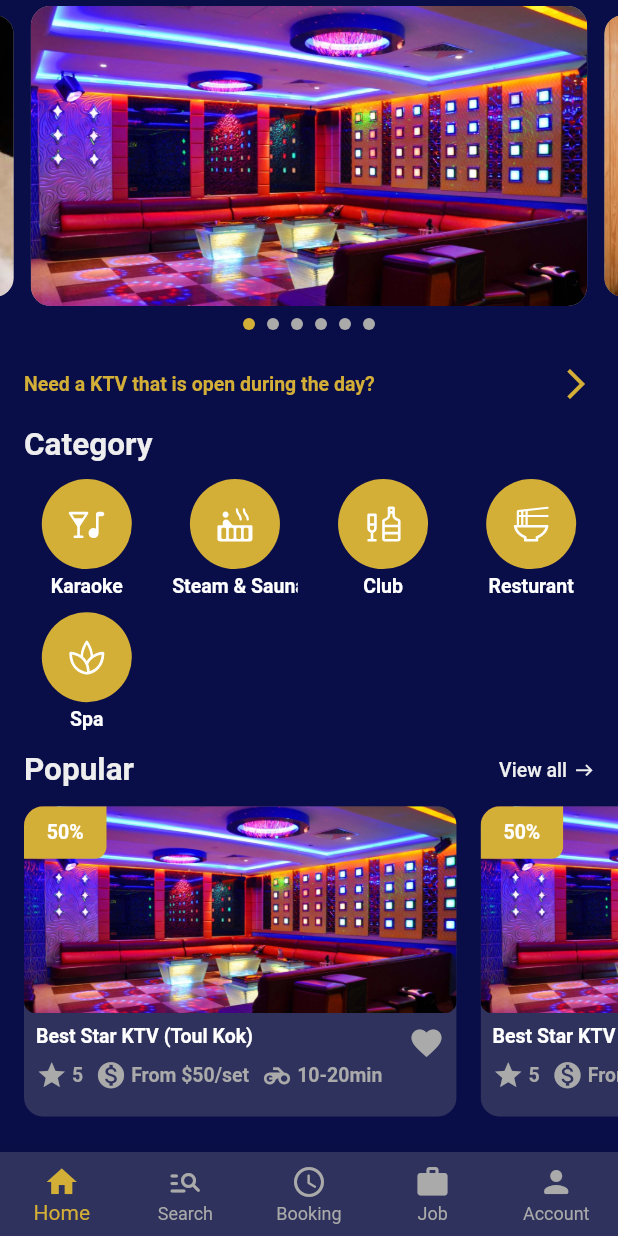
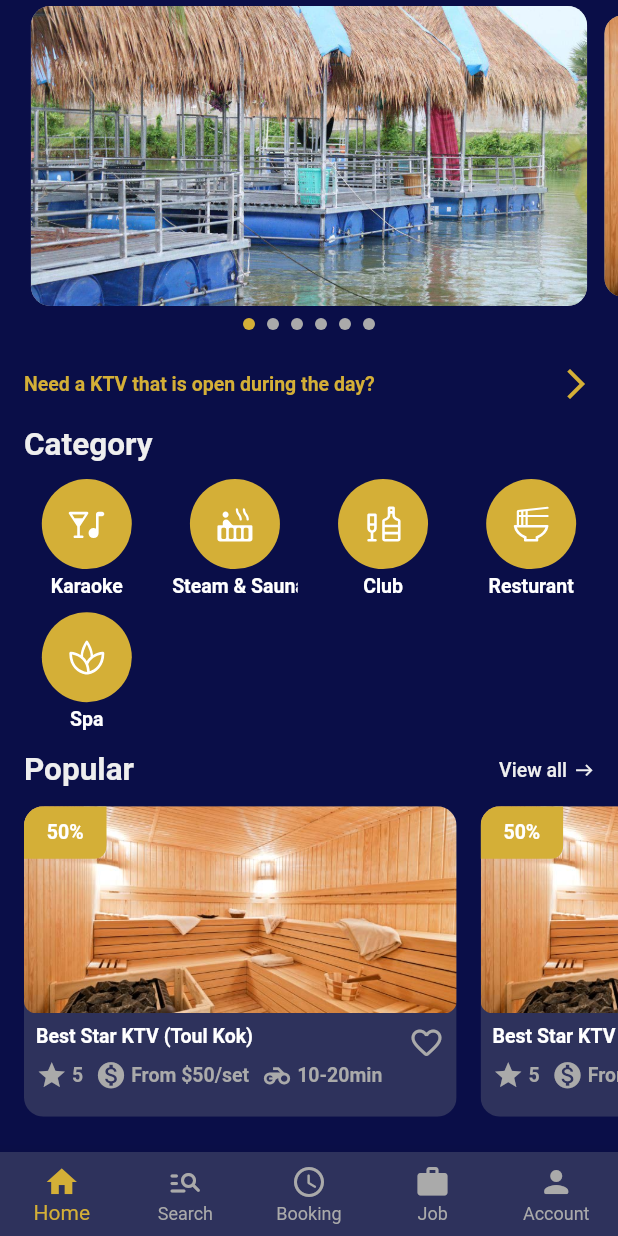
Before and after one commit to OeungChheanghok123/ktv_app, a Flutter app: the screen it shows after launch, scrolled down 56 dp, on a phone screen of 412 x 824 dp. Run offline on Flutter 3.47's test engine with Material 2 defaults, Android fonts, the phone set to English and light mode, and no system bars; drawn by our look-alikes of carousel_slider; our stand-ins replace flutter_rating_bar, flutter_svg, get, qr_flutter, skeletons; missing offline and left inert: flutter_share.

Commit message:
19-Feb-2023

```diff
--- a/lib/models/post.dart
+++ b/lib/models/post.dart
@@ -1,4 +1,3 @@
-// ignore_for_file: public_member_api_docs, sort_constructors_first
 import 'dart:convert';
 
 import 'package:ktv_app/models/category.dart';
--- a/lib/screens/home/home_screen.dart
+++ b/lib/screens/home/home_screen.dart
@@ -2,7 +2,6 @@
 import 'package:flutter/material.dart';
 import 'package:flutter_svg/flutter_svg.dart';
 import 'package:get/get.dart';
-import 'package:ktv_app/api/home_api.dart';
 import 'package:ktv_app/constants/constants.dart';
 import 'package:ktv_app/screens/detail/detail_screen.dart';
 import 'package:ktv_app/screens/detail/detail_screen_view_model.dart';
@@ -80,6 +79,9 @@
   }
 
   Widget sliderImage(BuildContext context) {
+    return FutureBuilder(
+      future: homeViewModel.wait3SecToLoadData(),
+      builder: (context, snapshot) {
         return Column(
           crossAxisAlignment: CrossAxisAlignment.start,
           children: [
@@ -124,11 +126,12 @@
             ),
             Row(
               mainAxisAlignment: MainAxisAlignment.center,
-          children: homeViewModel.sliderImgList.asMap().entries.map((entry) {
+              children:
+                  homeViewModel.sliderImgList.asMap().entries.map((entry) {
                 return Obx(
                   () => GestureDetector(
-                onTap: () =>
-                    homeViewModel.carouselController.animateToPage(entry.key),
+                    onTap: () => homeViewModel.carouselController
+                        .animateToPage(entry.key),
                     child: Container(
                       width: 8,
                       height: 8,
@@ -148,6 +151,8 @@
               }).toList(),
             ),
           ],
+        );
+      },
     );
   }
 
--- a/lib/screens/home/home_view_model.dart
+++ b/lib/screens/home/home_view_model.dart
@@ -1,18 +1,10 @@
 import 'package:carousel_slider/carousel_slider.dart';
+import 'package:flutter/material.dart';
 import 'package:get/get.dart';
+import 'package:ktv_app/api/home_api.dart';
 
 class HomeViewModel extends GetxController {
-  var sliderIndex = 0.obs;
   final CarouselController carouselController = CarouselController();
-
-  final List<String> sliderImgList = [
-    'assets/images/category_1.jpg',
-    'assets/images/category_2.jpg',
-    'assets/images/category_3.jpg',
-    'assets/images/category_4.jpg',
-    'assets/images/category_5.jpg',
-    'assets/images/category_6.jpg',
-  ];
 
   final List<String> categoryIconList = [
     'assets/icons/karaoke.svg',
@@ -47,4 +39,36 @@
     'Thailand',
     'Europe',
   ];
+
+  var sliderImgList = [].obs;
+  var sliderIndex = 0.obs;
+
+  @override
+  void onInit() {
+    loadSliderImage();
+    super.onInit();
+  }
+
+  void loadSliderImage() async {
+    try {
+      final homeData = await HomeApi.loadHome();
+      sliderImgList.value = homeData.sliderImage.map((e) => e.path).toList();
+    } catch (ex) {
+      debugPrint('Data: ERRORRRRRRRRRRRRRRRRRRR');
+    }
+  }
+
+  void loadPostPopular() async {
+    try {
+      final homeData = await HomeApi.loadHome();
+      sliderImgList.value = homeData.sliderImage.map((e) => e.path).toList();
+    } catch (ex) {
+      debugPrint('Data: ERRORRRRRRRRRRRRRRRRRRR');
+    }
+  }
+
+  Future<Widget> wait3SecToLoadData() async {
+    await Future.delayed(const Duration(seconds: 3));
+    return Container();
+  }
 }
--- a/lib/utility/widgets.dart
+++ b/lib/utility/widgets.dart
@@ -63,7 +63,6 @@
             child: Stack(
               children: [
                 Ink(
-                  //padding: const EdgeInsets.all(defaultPaddin / 2),
                   width: MediaQuery.of(context).size.width * 0.7,
                   child: Column(
                     crossAxisAlignment: CrossAxisAlignment.start,
@@ -74,7 +73,7 @@
                         decoration: BoxDecoration(
                           borderRadius: BorderRadius.circular(8),
                           image: const DecorationImage(
-                            image: AssetImage('assets/images/category_1.jpg'),
+                            image: AssetImage('assets/images/category_2.jpg'),
                             fit: BoxFit.cover,
                           ),
                         ),
@@ -93,7 +92,7 @@
                               children: [
                                 const SizedBox(height: defaultPaddin / 2),
                                 Text(
-                                  'Best Star KTV (Toul Kok)',
+                                  "Best Star KTV (Toul Kok)",
                                   style: AppTextStyle.headline2,
                                 ),
                                 const SizedBox(height: defaultPaddin / 2),
@@ -172,7 +171,7 @@
                             const Padding(
                               padding: EdgeInsets.only(top: defaultPaddin / 2),
                               child: Icon(
-                                Icons.favorite,
+                                Icons.favorite_outline_rounded,
                                 color: secondGraydColor,
                               ),
                             ),
```
Lines whose indentation alone changed are shown as unchanged.
